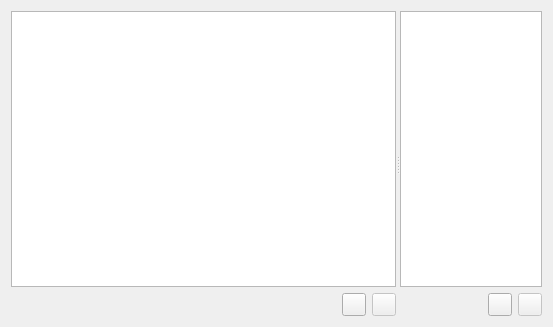
Above: ui/editworktaskwidget.ui from the-codeslinger/WorkTracker before the change. Below: the same form after it.
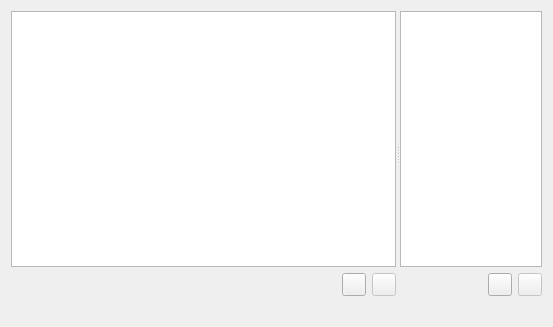
That is the form after the change. Icons and pictures are not drawn.

```diff
--- a/ui/editworktaskwidget.ui
+++ b/ui/editworktaskwidget.ui
@@ -208,6 +208,13 @@
      </widget>
     </widget>
    </item>
+   <item>
+    <widget class="QLabel" name="errorLabel">
+     <property name="text">
+      <string/>
+     </property>
+    </widget>
+   </item>
   </layout>
  </widget>
  <resources>
```
Left out of the diff: 11 changed lines with no effect on the pictures.
